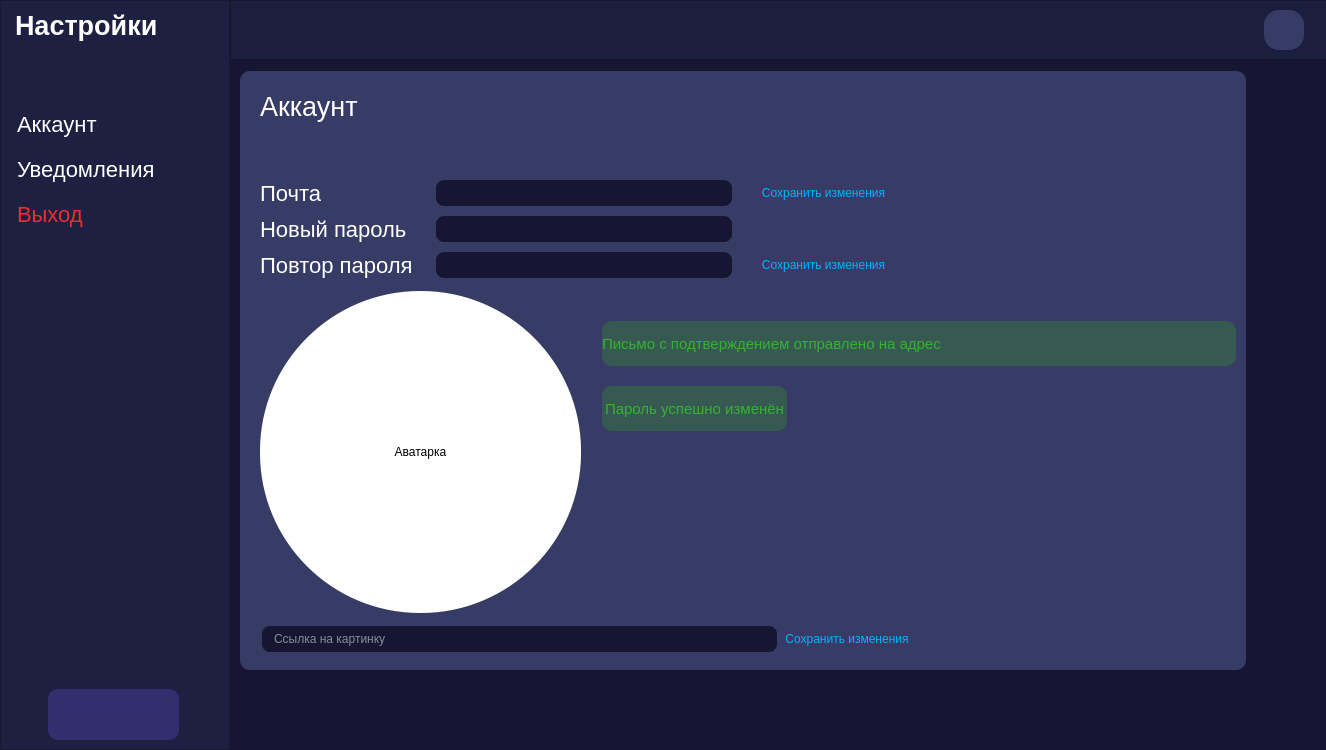
The window that interfaces/settings_page.ui (ArtShibaev/Bugtracker) describes before a commit, drawn with Qt 5.
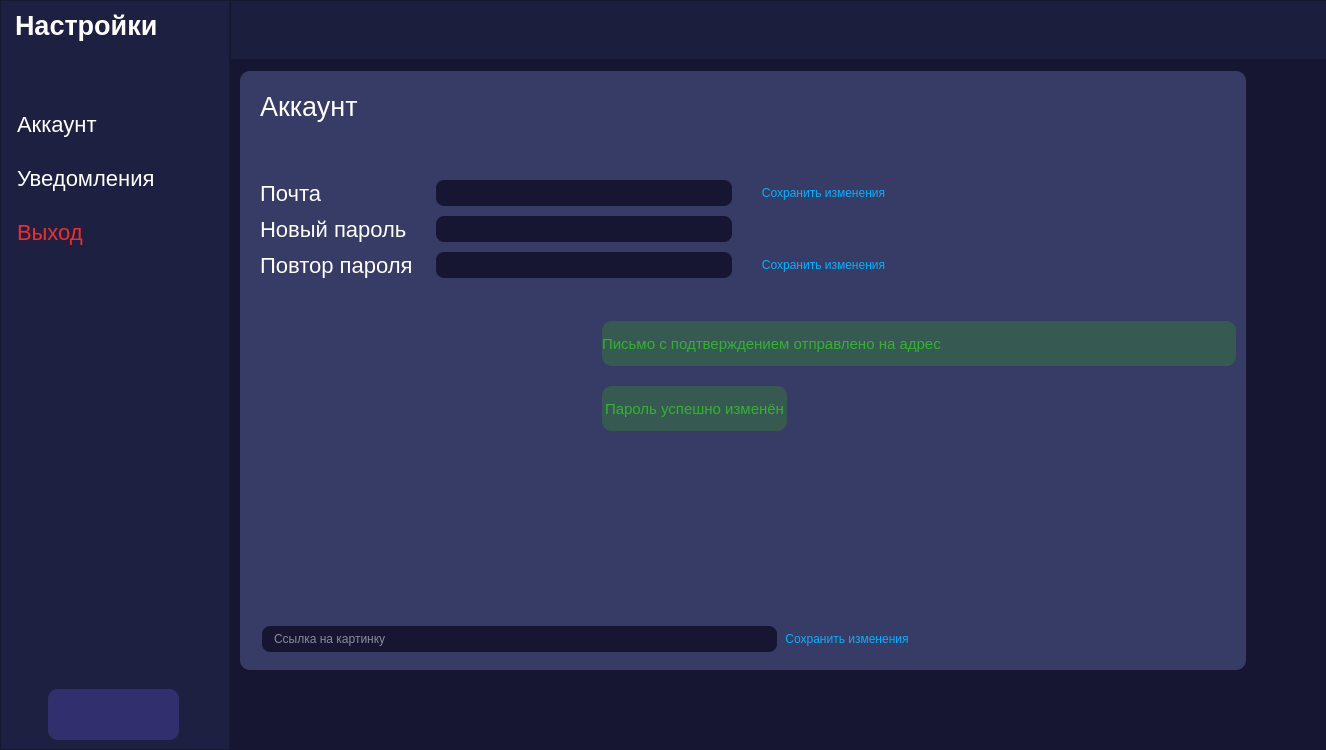
The same window after the commit.

Commit message: Изменен интерфейс

```diff
--- a/interfaces/settings_page.ui
+++ b/interfaces/settings_page.ui
@@ -129,6 +129,9 @@
            </item>
            <item>
             <layout class="QVBoxLayout" name="verticalLayout_4">
+             <property name="spacing">
+              <number>15</number>
+             </property>
              <item>
               <widget class="QPushButton" name="pushButton_4">
                <property name="font">
@@ -422,58 +425,6 @@
        <property name="bottomMargin">
         <number>0</number>
        </property>
-       <item row="0" column="0">
-        <layout class="QHBoxLayout" name="horizontalLayout">
-         <property name="rightMargin">
-          <number>20</number>
-         </property>
-         <item>
-          <spacer name="horizontalSpacer">
-           <property name="orientation">
-            <enum>Qt::Horizontal</enum>
-           </property>
-           <property name="sizeHint" stdset="0">
-            <size>
-             <width>40</width>
-             <height>20</height>
-            </size>
-           </property>
-          </spacer>
-         </item>
-         <item>
-          <widget class="QPushButton" name="users_photo_2">
-           <property name="minimumSize">
-            <size>
-             <width>40</width>
-             <height>40</height>
-            </size>
-           </property>
-           <property name="maximumSize">
-            <size>
-             <width>40</width>
-             <height>40</height>
-            </size>
-           </property>
-           <property name="cursor">
-            <cursorShape>ArrowCursor</cursorShape>
-           </property>
-           <property name="styleSheet">
-            <string notr="true">background: #373C66;
-border-radius: 15px;</string>
-           </property>
-           <property name="text">
-            <string/>
-           </property>
-           <property name="iconSize">
-            <size>
-             <width>40</width>
-             <height>40</height>
-            </size>
-           </property>
-          </widget>
-         </item>
-        </layout>
-       </item>
       </layout>
      </widget>
     </item>
@@ -542,11 +493,11 @@
               </size>
              </property>
              <property name="styleSheet">
-              <string notr="true">background: #FFFFFF;
+              <string notr="true">background: transparent;
 border-radius: 160px;</string>
              </property>
              <property name="text">
-              <string>Аватарка</string>
+              <string/>
              </property>
             </widget>
            </item>
```
Left out of the diff: 13 changed lines with no effect on the pictures.
